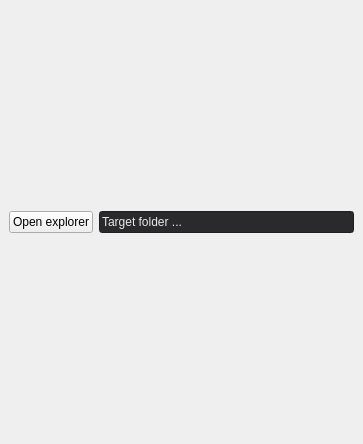
Qt form src/bucket.ui (alexbourgeois/Norris) before a commit.
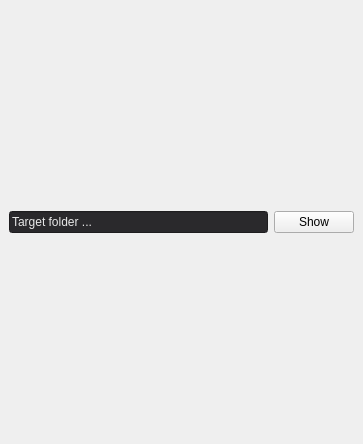
The same form after that commit.

Patch:
```diff
--- a/src/bucket.ui
+++ b/src/bucket.ui
@@ -16,6 +16,9 @@
   <property name="windowTitle">
    <string>MainWindow</string>
   </property>
+  <property name="autoFillBackground">
+   <bool>true</bool>
+  </property>
   <widget class="QWidget" name="centralwidget">
    <property name="acceptDrops">
     <bool>true</bool>
@@ -44,13 +47,6 @@
       <layout class="QVBoxLayout" name="verticalLayout">
        <item>
         <layout class="QHBoxLayout" name="horizontalLayout_2">
-         <item>
-          <widget class="QPushButton" name="openExplorerButton">
-           <property name="text">
-            <string>Open explorer</string>
-           </property>
-          </widget>
-         </item>
          <item>
           <widget class="QLineEdit" name="lineEdit">
            <property name="styleSheet">
@@ -62,6 +58,19 @@
            </property>
           </widget>
          </item>
+         <item>
+          <widget class="QPushButton" name="openExplorerButton">
+           <property name="autoFillBackground">
+            <bool>true</bool>
+           </property>
+           <property name="text">
+            <string>Show</string>
+           </property>
+           <property name="flat">
+            <bool>false</bool>
+           </property>
+          </widget>
+         </item>
         </layout>
        </item>
       </layout>
```
